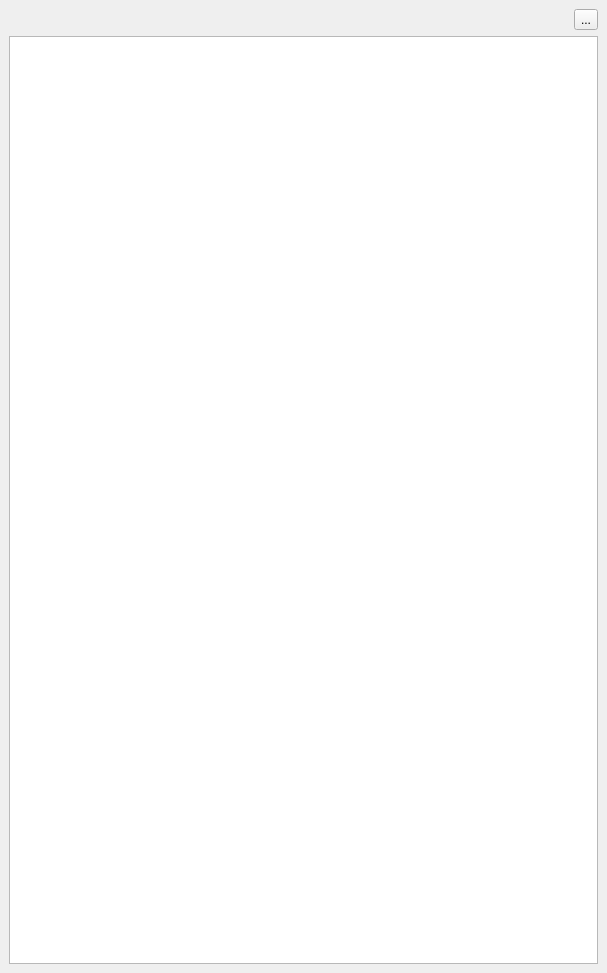
carsmie/QGIS, file src/ui/qgsgeometryvalidationdockbase.ui: the form before one commit.
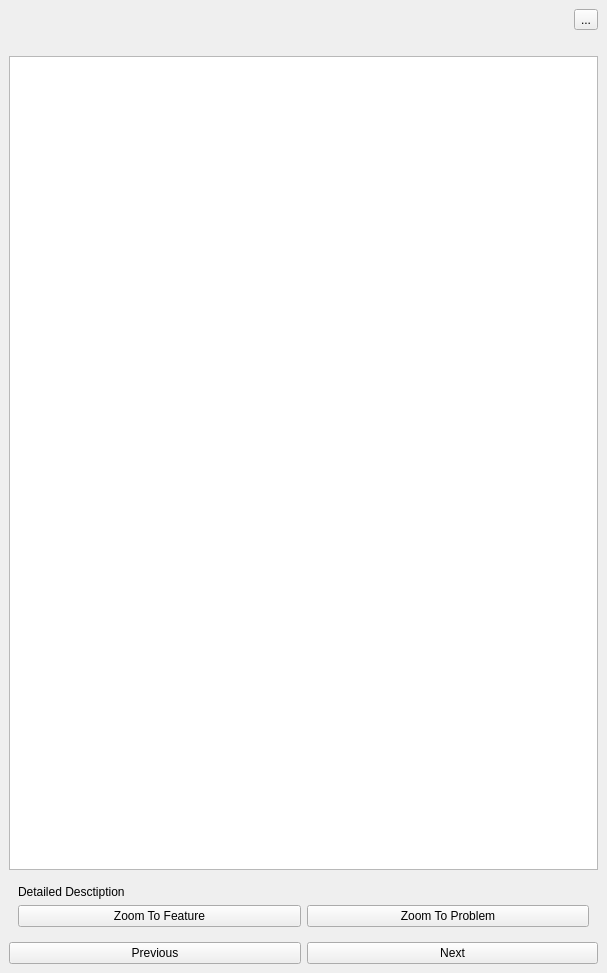
The form after the commit. Icons and pictures are not drawn. Custom widgets are drawn as their Qt base class.

Diff of the .ui file:
```diff
--- a/src/ui/qgsgeometryvalidationdockbase.ui
+++ b/src/ui/qgsgeometryvalidationdockbase.ui
@@ -15,6 +15,9 @@
   </property>
   <widget class="QWidget" name="dockWidgetContents">
    <layout class="QGridLayout" name="gridLayout_2">
+    <item row="2" column="0" colspan="3">
+     <widget class="QListView" name="mErrorListView"/>
+    </item>
     <item row="1" column="0">
      <widget class="QLabel" name="mValidationRunningLabel">
       <property name="text">
@@ -22,7 +25,34 @@
       </property>
      </widget>
     </item>
-    <item row="1" column="1">
+    <item row="3" column="0" colspan="3">
+     <widget class="QWidget" name="mProblemDetailWidget" native="true">
+      <layout class="QGridLayout" name="gridLayout">
+       <item row="1" column="1">
+        <widget class="QPushButton" name="mZoomToProblemButton">
+         <property name="text">
+          <string>Zoom To Problem</string>
+         </property>
+        </widget>
+       </item>
+       <item row="1" column="0">
+        <widget class="QPushButton" name="mZoomToFeatureButton">
+         <property name="text">
+          <string>Zoom To Feature</string>
+         </property>
+        </widget>
+       </item>
+       <item row="0" column="0" colspan="2">
+        <widget class="QLabel" name="mProblemDescriptionLabel">
+         <property name="text">
+          <string>Detailed Desctiption</string>
+         </property>
+        </widget>
+       </item>
+      </layout>
+     </widget>
+    </item>
+    <item row="0" column="2">
      <widget class="QToolButton" name="mTopologyChecksPendingButton">
       <property name="text">
        <string>...</string>
@@ -33,8 +63,23 @@
       </property>
      </widget>
     </item>
-    <item row="2" column="0" colspan="2">
-     <widget class="QListView" name="mErrorListView"/>
+    <item row="4" column="0" colspan="3">
+     <layout class="QHBoxLayout" name="horizontalLayout_2">
+      <item>
+       <widget class="QPushButton" name="mPreviousButton">
+        <property name="text">
+         <string>Previous</string>
+        </property>
+       </widget>
+      </item>
+      <item>
+       <widget class="QPushButton" name="mNextButton">
+        <property name="text">
+         <string>Next</string>
+        </property>
+       </widget>
+      </item>
+     </layout>
     </item>
    </layout>
   </widget>
```
